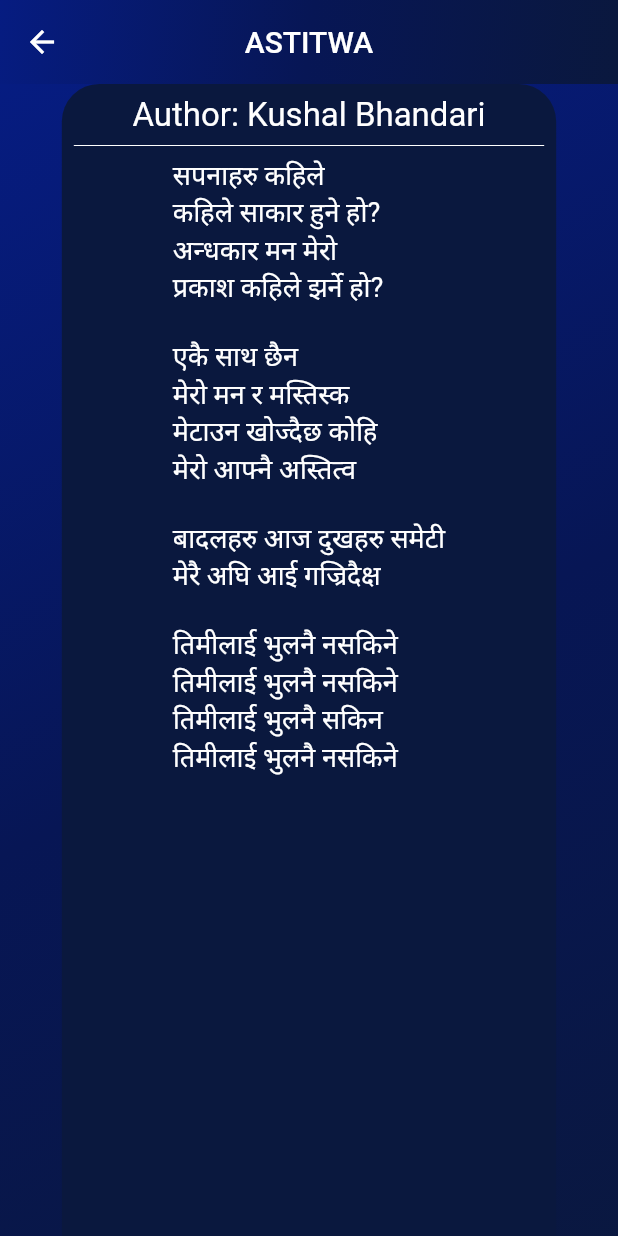
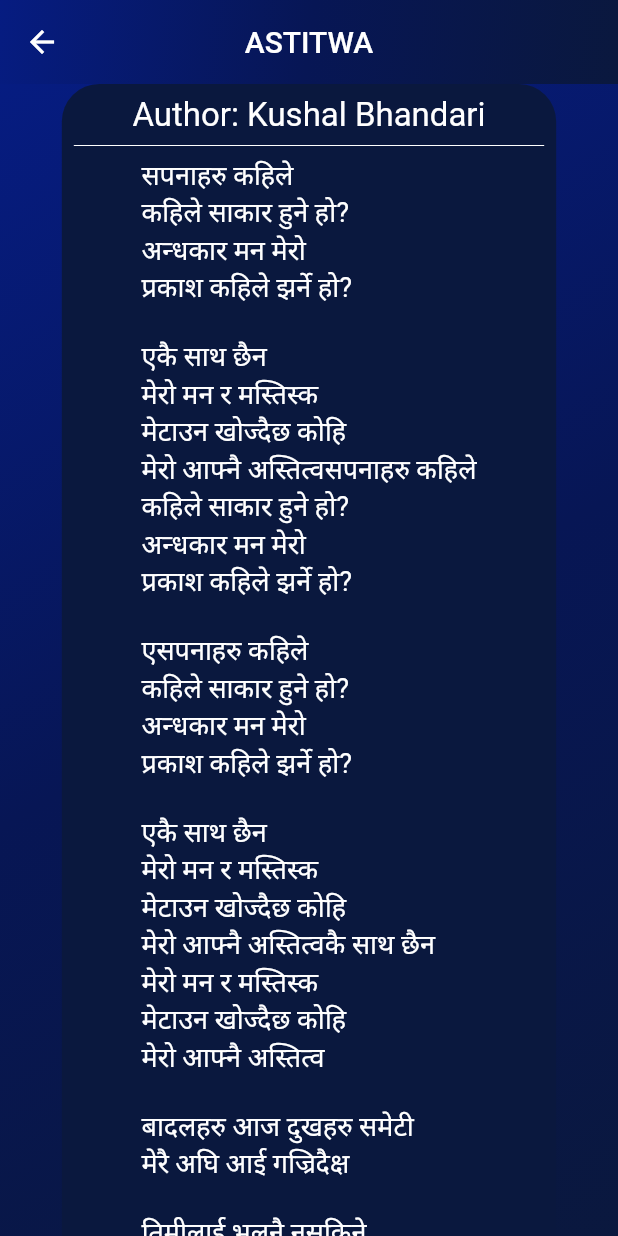
Before and after one commit to KushalBhandari77/Kushal_Portfolio_Flutter_Web, a Flutter app: the AstitwaLyrics screen opened directly, on a phone screen of 412 x 824 dp. Run offline on Flutter 3.47's test engine with Material 2 defaults, Android fonts, the phone set to English and light mode, and no system bars.

Commit message:
Basic Fixes

```diff
--- a/lib/astitwa_lyrics.dart
+++ b/lib/astitwa_lyrics.dart
@@ -28,12 +28,7 @@ class _AstitwaLyricsState extends State<AstitwaLyrics> {
               ])),
         ),
       ),
-      body: Stack(children: [
-        SingleChildScrollView(
-          controller: _controller,
-          child: Column(
-            children: [
-              Container(
+      body: Container(
           height: MediaQuery.of(context).size.height,
           width: MediaQuery.of(context).size.width,
           decoration: const BoxDecoration(
@@ -47,6 +42,7 @@ class _AstitwaLyricsState extends State<AstitwaLyrics> {
               ],
             ),
           ),
+          child: SingleChildScrollView(
             child: Center(
                 child: Container(
               width: MediaQuery.of(context).size.width * 0.8,
@@ -68,19 +64,15 @@ class _AstitwaLyricsState extends State<AstitwaLyrics> {
                     ),
                     Center(
                       child: Text(
-                              'सपनाहरु कहिले\nकहिले साकार हुने हो?\nअन्धकार मन मेरो\nप्रकाश कहिले झर्ने हो?\n\nएकै साथ छैन\nमेरो मन र मस्तिस्क\nमेटाउन खोज्दैछ कोहि\nमेरो आफ्नै अस्तित्व\n\nबादलहरु आज दुखहरु समेटी\nमेरै अघि आई गज्रिदैक्ष\n\nतिमीलाई भुलनै नसकिने\nतिमीलाई भुलनै नसकिने\nतिमीलाई भुलनै सकिन\nतिमीलाई भुलनै नसकिने',
-                              style:
-                                  TextStyle(color: Colors.white, fontSize: 18),
+                        'सपनाहरु कहिले\nकहिले साकार हुने हो?\nअन्धकार मन मेरो\nप्रकाश कहिले झर्ने हो?\n\nएकै साथ छैन\nमेरो मन र मस्तिस्क\nमेटाउन खोज्दैछ कोहि\nमेरो आफ्नै अस्तित्वसपनाहरु कहिले\nकहिले साकार हुने हो?\nअन्धकार मन मेरो\nप्रकाश कहिले झर्ने हो?\n\nएसपनाहरु कहिले\nकहिले साकार हुने हो?\nअन्धकार मन मेरो\nप्रकाश कहिले झर्ने हो?\n\nएकै साथ छैन\nमेरो मन र मस्तिस्क\nमेटाउन खोज्दैछ कोहि\nमेरो आफ्नै अस्तित्वकै साथ छैन\nमेरो मन र मस्तिस्क\nमेटाउन खोज्दैछ कोहि\nमेरो आफ्नै अस्तित्व\n\nबादलहरु आज दुखहरु समेटी\nमेरै अघि आई गज्रिदैक्ष\n\nतिमीलाई भुलनै नसकिने\nतिमीलाई भुलनै नसकिने\nतिमीलाई भुलनै सकिन\nतिमीलाई भुलनै नसकिने',
+                        style: TextStyle(color: Colors.white, fontSize: 18),
                       ),
                     ),
                   ],
                 ),
               ),
-                  ))),
-            ],
-          ),
-        ),
-      ]),
+            )),
+          )),
     );
   }
 }
```
Lines whose indentation alone changed are shown as unchanged.
